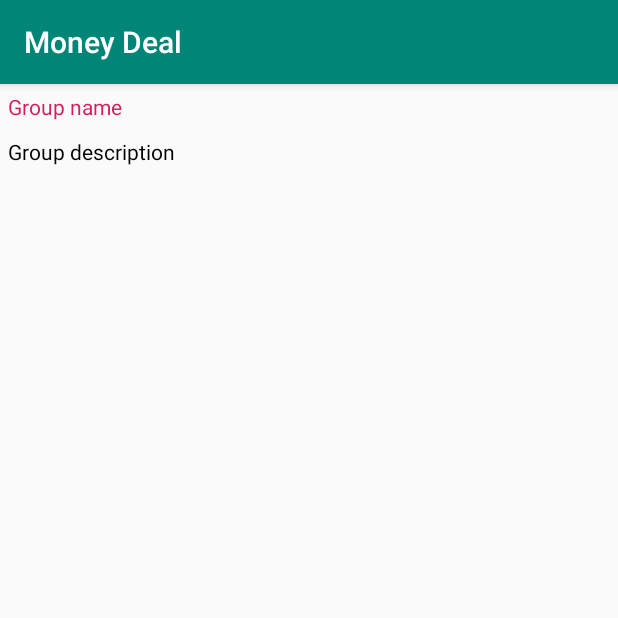
After one commit to TheRecoveryTeam/dengi-deal, an Android app: the fragment GroupFragment shown on its own in the app's theme, on a phone screen of 412 x 824 dp, the top half of it. The commit adds this screen. Run offline under Robolectric (Android 15) with nearby library versions, the phone set to English and light mode, and no system bars.

Commit message:
[+] added

```diff
--- a/app/src/main/java/ru/moneydeal/app/IRouter.java
+++ b/app/src/main/java/ru/moneydeal/app/IRouter.java
@@ -5,4 +5,5 @@ public interface IRouter {
     void showRegister();
     void showHistory();
     void showLogin();
+    void showFragmentGroup();
 }
--- /dev/null
+++ b/app/src/main/java/ru/moneydeal/app/pages/GroupFragment.java
@@ -0,0 +1,45 @@
+package ru.moneydeal.app.pages;
+
+import android.os.Bundle;
+import android.view.LayoutInflater;
+import android.view.View;
+import android.view.ViewGroup;
+import android.widget.TextView;
+
+import androidx.annotation.NonNull;
+import androidx.annotation.Nullable;
+import androidx.fragment.app.Fragment;
+import androidx.lifecycle.ViewModelProvider;
+
+import ru.moneydeal.app.GroupViewModel;
+import ru.moneydeal.app.R;
+
+public class GroupFragment extends Fragment {
+    private GroupViewModel mGroupViewModel;
+    private TextView mName;
+    private TextView mDescription;
+
+    @Nullable
+    @Override
+    public View onCreateView(@NonNull LayoutInflater inflater, @Nullable ViewGroup container,
+                             @Nullable Bundle savedInstanceState) {
+
+        mGroupViewModel = new ViewModelProvider(getActivity()).get(GroupViewModel.class);
+
+        View view = inflater.inflate(R.layout.group_fragment, container, false);
+
+        bindViews(view);
+
+        return view;
+    }
+
+    private void bindViews(View view) {
+        mName = view.findViewById(R.id.group_item_name);
+        mDescription = view.findViewById(R.id.group_item_description);
+    }
+
+    @Override
+    public void onViewCreated(@NonNull View view, @Nullable Bundle savedInstanceState) {
+        super.onViewCreated(view, savedInstanceState);
+    }
+}
--- /dev/null
+++ b/app/src/main/res/layout/group_fragment.xml
@@ -0,0 +1,24 @@
+<?xml version="1.0" encoding="utf-8"?>
+<LinearLayout xmlns:android="http://schemas.android.com/apk/res/android"
+    android:orientation="vertical" android:layout_width="match_parent"
+    android:layout_height="match_parent">
+
+    <TextView
+        android:id="@+id/group_item_name"
+        android:layout_width="wrap_content"
+        android:layout_height="wrap_content"
+        android:textColor="@color/colorAccent"
+        android:padding="5dp"
+        android:text="@string/group_name"
+        />
+
+    <TextView
+        android:id="@+id/group_item_description"
+        android:textColor="@color/black"
+        android:padding="5dp"
+        android:layout_width="wrap_content"
+        android:layout_height="wrap_content"
+        android:text="@string/group_description"
+        />
+
+</LinearLayout>
--- a/app/src/main/res/values/colors.xml
+++ b/app/src/main/res/values/colors.xml
@@ -4,4 +4,5 @@
     <color name="colorPrimaryDark">#00574B</color>
     <color name="colorAccent">#D81B60</color>
     <color name="white">#ffffff</color>
+    <color name="black">#000000</color>
 </resources>
```
Also changed, not shown: app/src/main/java/ru/moneydeal/app/GroupViewModel.java (+6 -4 lines), app/src/main/java/ru/moneydeal/app/MainActivity.java (+8 -0 lines), app/src/main/java/ru/moneydeal/app/group/GroupRepo.java (+11 -35 lines), app/src/main/java/ru/moneydeal/app/pages/GroupListFragment.java (+8 -7 lines), app/src/main/res/layout/group_list_item.xml (renamed from app/src/main/res/layout/history_item.xml, +6 -1 lines), app/src/main/java/ru/moneydeal/app/group/GroupEntity.java (line endings or trailing spaces), app/src/main/res/layout/group_list_fragment.xml (renamed from app/src/main/res/layout/history_fragment.xml).
